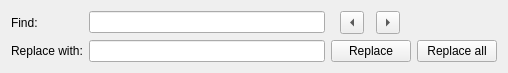
Before: the Qt Designer form app/findreplacewidget.ui in cloose/CuteMarkEd, drawn with Qt 5.
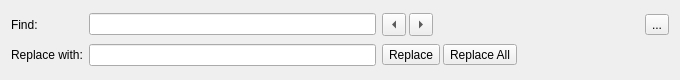
After: the same form once the commit is applied. Icons and pictures are not drawn.

Commit message:
Improve find/replace function
It's now possible to find forward and backward in the
markdown text.

The edit to the form file:
```diff
--- a/app/findreplacewidget.ui
+++ b/app/findreplacewidget.ui
@@ -6,61 +6,31 @@
    <rect>
     <x>0</x>
     <y>0</y>
-    <width>508</width>
-    <height>70</height>
+    <width>680</width>
+    <height>80</height>
    </rect>
   </property>
   <property name="windowTitle">
    <string>Form</string>
   </property>
   <layout class="QGridLayout" name="gridLayout">
-   <item row="0" column="1">
-    <widget class="QLineEdit" name="lineEdit"/>
-   </item>
-   <item row="2" column="0">
-    <widget class="QLabel" name="replaceLabel">
-     <property name="text">
-      <string>Replace with:</string>
-     </property>
-    </widget>
-   </item>
-   <item row="2" column="1">
-    <widget class="QLineEdit" name="lineEdit_2"/>
-   </item>
    <item row="0" column="0">
     <widget class="QLabel" name="findLabel">
      <property name="text">
       <string>Find:</string>
      </property>
-    </widget>
-   </item>
-   <item row="2" column="3">
-    <widget class="QPushButton" name="replaceAllButton">
-     <property name="text">
-      <string>Replace all</string>
+     <property name="buddy">
+      <cstring>findLineEdit</cstring>
      </property>
-     <property name="flat">
-      <bool>false</bool>
-     </property>
     </widget>
    </item>
-   <item row="2" column="2">
-    <widget class="QPushButton" name="replaceButton">
-     <property name="text">
-      <string>Replace</string>
-     </property>
-     <property name="flat">
-      <bool>false</bool>
-     </property>
-    </widget>
-   </item>
-   <item row="0" column="3">
-    <widget class="QPushButton" name="findNextButton">
-     <property name="text">
-      <string/>
-     </property>
-     <property name="flat">
-      <bool>true</bool>
+   <item row="0" column="1">
+    <widget class="QLineEdit" name="findLineEdit">
+     <property name="minimumSize">
+      <size>
+       <width>100</width>
+       <height>0</height>
+      </size>
      </property>
     </widget>
    </item>
@@ -93,7 +63,7 @@
        </widget>
       </item>
       <item>
-       <widget class="QToolButton" name="findNextButton_2">
+       <widget class="QToolButton" name="findNextButton">
         <property name="text">
          <string/>
         </property>
@@ -102,6 +72,113 @@
         </property>
        </widget>
       </item>
+      <item>
+       <spacer name="horizontalSpacer">
+        <property name="orientation">
+         <enum>Qt::Horizontal</enum>
+        </property>
+        <property name="sizeHint" stdset="0">
+         <size>
+          <width>40</width>
+          <height>0</height>
+         </size>
+        </property>
+       </spacer>
+      </item>
+      <item>
+       <widget class="QToolButton" name="closeButton">
+        <property name="text">
+         <string>...</string>
+        </property>
+        <property name="icon">
+         <iconset resource="styles.qrc">
+          <normaloff>:/icons/icon-close.png</normaloff>:/icons/icon-close.png</iconset>
+        </property>
+       </widget>
+      </item>
+     </layout>
+    </widget>
+   </item>
+   <item row="1" column="0">
+    <widget class="QLabel" name="replaceLabel">
+     <property name="text">
+      <string>Replace with:</string>
+     </property>
+     <property name="buddy">
+      <cstring>replaceLineEdit</cstring>
+     </property>
+    </widget>
+   </item>
+   <item row="1" column="1">
+    <widget class="QLineEdit" name="replaceLineEdit">
+     <property name="minimumSize">
+      <size>
+       <width>100</width>
+       <height>0</height>
+      </size>
+     </property>
+    </widget>
+   </item>
+   <item row="1" column="2">
+    <widget class="QWidget" name="replaceButtonsWidget" native="true">
+     <property name="sizePolicy">
+      <sizepolicy hsizetype="Expanding" vsizetype="Preferred">
+       <horstretch>0</horstretch>
+       <verstretch>0</verstretch>
+      </sizepolicy>
+     </property>
+     <layout class="QHBoxLayout" name="replaceButtonsLayout">
+      <property name="spacing">
+       <number>3</number>
+      </property>
+      <property name="leftMargin">
+       <number>0</number>
+      </property>
+      <property name="topMargin">
+       <number>0</number>
+      </property>
+      <property name="rightMargin">
+       <number>0</number>
+      </property>
+      <property name="bottomMargin">
+       <number>0</number>
+      </property>
+      <item>
+       <widget class="QToolButton" name="replaceButton">
+        <property name="text">
+         <string>Replace</string>
+        </property>
+        <property name="toolButtonStyle">
+         <enum>Qt::ToolButtonTextOnly</enum>
+        </property>
+        <property name="arrowType">
+         <enum>Qt::LeftArrow</enum>
+        </property>
+       </widget>
+      </item>
+      <item>
+       <widget class="QToolButton" name="replaceAllButton">
+        <property name="text">
+         <string>Replace All</string>
+        </property>
+        <property name="toolButtonStyle">
+         <enum>Qt::ToolButtonTextOnly</enum>
+        </property>
+       </widget>
+      </item>
+      <item>
+       <spacer name="horizontalSpacer_2">
+        <property name="orientation">
+         <enum>Qt::Horizontal</enum>
+        </property>
+        <property name="sizeHint" stdset="0">
+         <size>
+          <width>40</width>
+          <height>20</height>
+         </size>
+        </property>
+       </spacer>
+      </item>
      </layout>
     </widget>
    </item>
```
Left out of the diff: 57 changed lines with no effect on the pictures. The commit also changes 5 other files.
